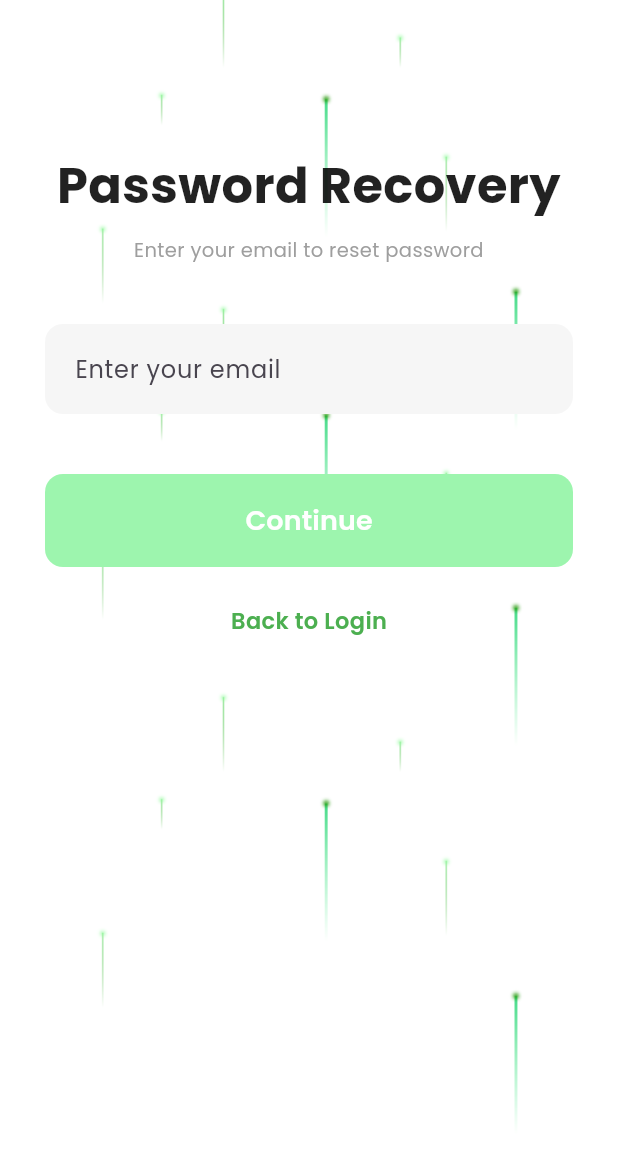
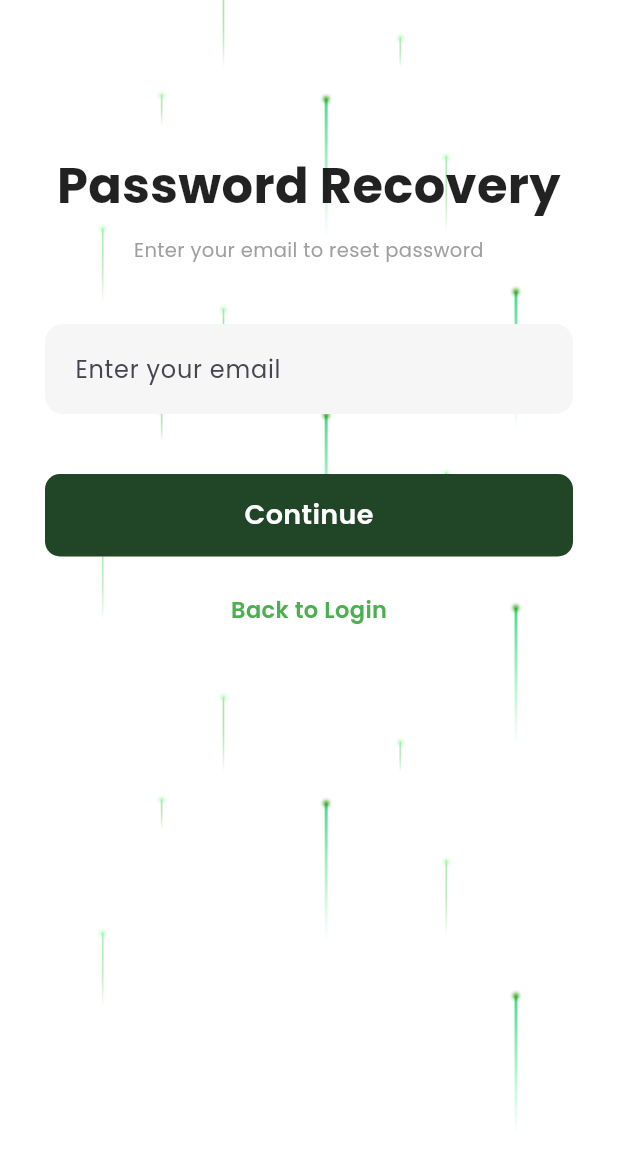
Before and after one commit to Christentimmy/Earnly, a Flutter app: the ForgetPasswordScreen screen opened by its route, after a tap on "Continue", on a phone screen of 412 x 824 dp. Shown: the top 1162 px of the screen. Run offline on Flutter 3.47's test engine with Material 3 defaults, Android fonts, the phone set to English and light mode, and no system bars; our stand-ins replace cherry_toast, flutter_secure_storage, font_awesome_flutter, get, google_fonts, loading_animation_widget and 2 more; accounts and stored records are empty.

Commit message:
reset password

```diff
--- a/lib/app/modules/auth/views/forget_password_screen.dart
+++ b/lib/app/modules/auth/views/forget_password_screen.dart
@@ -1,29 +1,31 @@
+import 'package:earnly/app/controllers/auth_controller.dart';
+import 'package:earnly/app/routes/app_routes.dart';
+import 'package:earnly/app/widgets/custom_button.dart';
 import 'package:flutter/material.dart';
+import 'package:get/get.dart';
+import 'package:google_fonts/google_fonts.dart';
 
 class ForgetPasswordScreen extends StatelessWidget {
-  const ForgetPasswordScreen({super.key});
+  ForgetPasswordScreen({super.key});
+
+  final authController = Get.find<AuthController>();
+  final emailController = TextEditingController();
 
   @override
   Widget build(BuildContext context) {
     return Scaffold(
-      extendBodyBehindAppBar:
-          true, // make sure background covers status bar too
+      extendBodyBehindAppBar: true,
       body: Stack(
         children: [
-          /// Background Image (fills full screen)
           Positioned.fill(
             child: Image.asset(
-              'assets/images/background_2.png', // full-screen background
+              'assets/images/background_2.png',
               fit: BoxFit.cover,
             ),
           ),
 
           /// Transparent overlay (optional for readability)
-          Container(
-            color: Colors.white.withOpacity(
-              0.0,
-            ), // set to 0.1–0.2 if you want a soft tint
-          ),
+          Container(color: Colors.white.withOpacity(0.0)),
 
           /// Main Content
           SingleChildScrollView(
@@ -52,6 +54,7 @@ class ForgetPasswordScreen extends StatelessWidget {
                 /// Email Input
                 TextField(
                   keyboardType: TextInputType.emailAddress,
+                  controller: emailController,
                   decoration: InputDecoration(
                     hintText: "Enter your email",
                     filled: true,
@@ -69,25 +72,29 @@ class ForgetPasswordScreen extends StatelessWidget {
                 const SizedBox(height: 40),
 
                 /// Continue Button
-                SizedBox(
-                  width: double.infinity,
-                  child: ElevatedButton(
-                    style: ElevatedButton.styleFrom(
-                      backgroundColor: const Color(0xFF9DF5AE),
-                      padding: const EdgeInsets.symmetric(vertical: 18),
-                      shape: RoundedRectangleBorder(
-                        borderRadius: BorderRadius.circular(12),
-                      ),
-                      elevation: 0,
-                    ),
-                    onPressed: () {},
-                    child: const Text(
-                      "Continue",
-                      style: TextStyle(
-                        fontSize: 18,
-                        fontWeight: FontWeight.w600,
-                        color: Colors.white,
-                      ),
+                CustomButton(
+                  ontap: () async {
+                    if (emailController.text.isEmpty) return;
+                    Get.toNamed(
+                      AppRoutes.otpScreen,
+                      arguments: {
+                        'email': emailController.text,
+                        'whatNext':
+                            () => Get.toNamed(
+                              AppRoutes.resetPasswordScreen,
+                              arguments: {"email": emailController.text},
+                            ),
+                      },
+                    );
+                    await authController.sendOtp(email: emailController.text);
+                  },
+                  isLoading: authController.isloading,
+                  child: Text(
+                    "Continue",
+                    style: GoogleFonts.poppins(
+                      fontSize: 18,
+                      fontWeight: FontWeight.w600,
+                      color: Colors.white,
                     ),
                   ),
                 ),
@@ -95,7 +102,7 @@ class ForgetPasswordScreen extends StatelessWidget {
 
                 /// Back to Login
                 GestureDetector(
-                  onTap: () {},
+                  onTap: () => Get.back(),
                   child: const Text(
                     "Back to Login",
                     style: TextStyle(
--- a/lib/app/routes/app_pages.dart
+++ b/lib/app/routes/app_pages.dart
@@ -3,6 +3,7 @@ import 'package:earnly/app/modules/auth/views/otp_screen.dart';
 import 'package:earnly/app/modules/auth/views/forget_password_screen.dart';
 import 'package:earnly/app/modules/auth/views/login_screen.dart';
 import 'package:earnly/app/modules/auth/views/register_screen.dart';
+import 'package:earnly/app/modules/auth/views/reset_password_screen.dart';
 import 'package:earnly/app/modules/games/views/dice_game_screen.dart';
 import 'package:earnly/app/modules/games/views/game_screen.dart';
 import 'package:earnly/app/modules/games/views/wheel_spin_screen.dart';
@@ -34,7 +35,7 @@ class AppPages {
     GetPage(name: AppRoutes.registerScreen, page: () => RegisterScreen()),
     GetPage(
       name: AppRoutes.forgetPasswordScreen,
-      page: () => const ForgetPasswordScreen(),
+      page: () => ForgetPasswordScreen(),
     ),
     GetPage(
       name: AppRoutes.otpScreen,
@@ -72,5 +73,13 @@ class AppPages {
     ),
     GetPage(name: AppRoutes.withdrawScreen, page: () => const WithdrawScreen()),
     GetPage(name: AppRoutes.historyScreen, page: () => HistoryScreen()),
+    GetPage(name: AppRoutes.resetPasswordScreen, page: (){
+      final arguments = Get.arguments ?? {};
+      final email = arguments['email'] as String;
+      if (email.isEmpty) {
+        throw Exception('Email is required');
+      }
+      return ResetPasswordScreen(email: email);
+    }),
   ];
 }
--- a/lib/app/routes/app_routes.dart
+++ b/lib/app/routes/app_routes.dart
@@ -18,5 +18,6 @@ class AppRoutes {
   static const String diceGameScreen = "/dice-game-screen";
   static const String watchAd = "/watch-ad";
   static const String withdrawScreen = "/withdraw-screen";
-    static const String historyScreen = "/history-screen";
+  static const String historyScreen = "/history-screen";
+  static const String resetPasswordScreen = "/reset-password-screen";
 }
```
Also changed, not shown: lib/app/controllers/auth_controller.dart (+26 -0 lines), lib/app/data/services/auth_service.dart (+23 -0 lines), lib/app/modules/auth/views/login_screen.dart (+1 -7 lines), lib/app/modules/auth/views/reset_password_screen.dart (added, +82 -0 lines).
